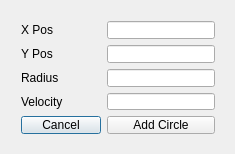
willamm/WaveSimulator, file WaveSim/WaveSim/AddCircleDialog.ui: the form before one commit.
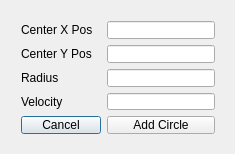
The form after the commit.

```diff
--- a/WaveSim/WaveSim/AddCircleDialog.ui
+++ b/WaveSim/WaveSim/AddCircleDialog.ui
@@ -26,7 +26,7 @@
     <item row="0" column="0">
      <widget class="QLabel" name="labelX">
       <property name="text">
-       <string>X Pos</string>
+       <string>Center X Pos</string>
       </property>
      </widget>
     </item>
@@ -36,7 +36,7 @@
     <item row="1" column="0">
      <widget class="QLabel" name="labelY">
       <property name="text">
-       <string>Y Pos</string>
+       <string>Center Y Pos</string>
       </property>
      </widget>
     </item>
```
